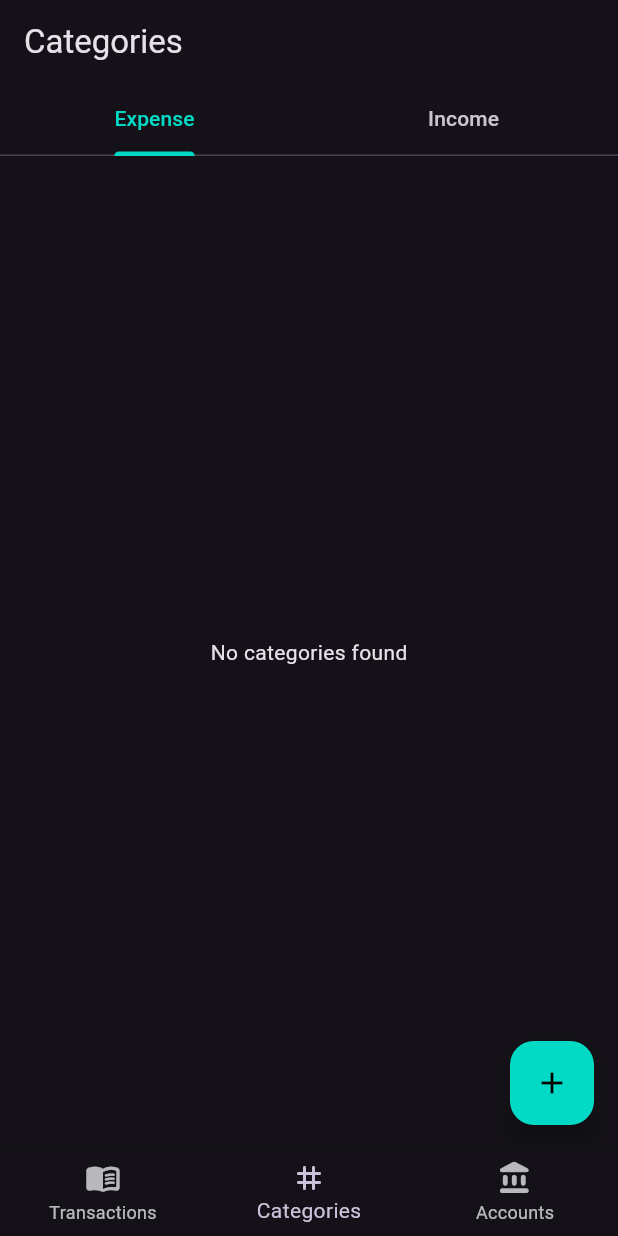
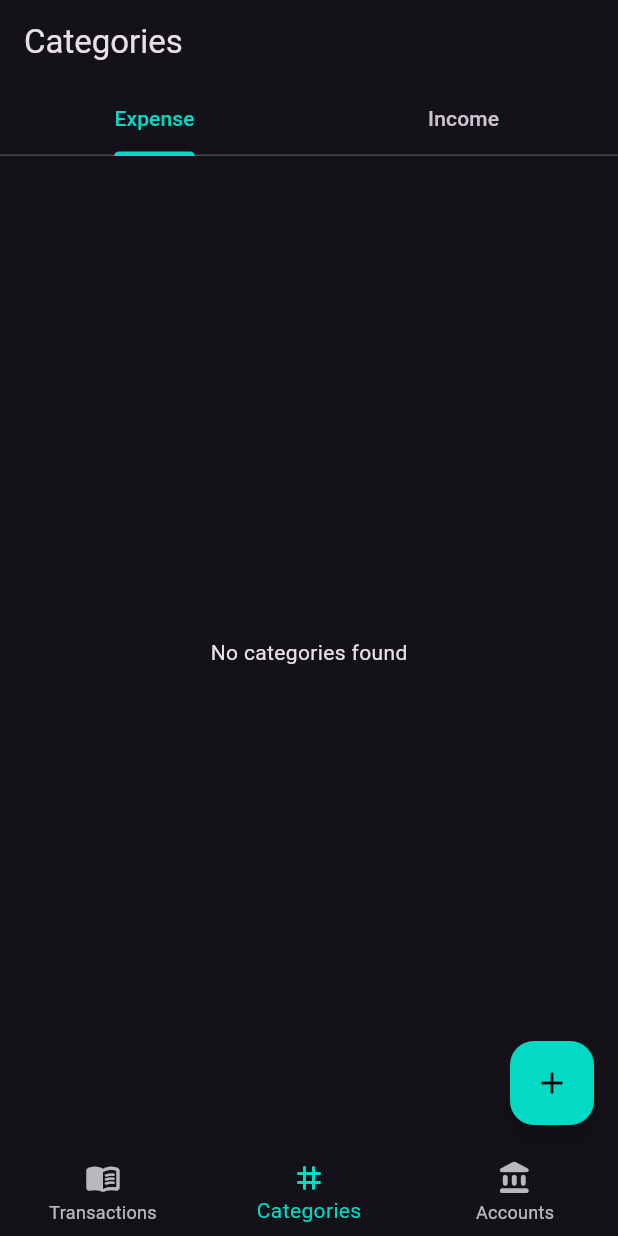
Before and after one commit to nullhandler/vase, a Flutter app: the screen it shows after launch, item 2 of the bottom bar chosen, on a phone screen of 412 x 824 dp. Run offline on Flutter 3.47's test engine with Material 2 defaults, Android fonts, the phone set to English and light mode, and no system bars; our stand-ins replace get, sqflite; accounts and stored records are empty.

Commit message:
Theme changes and fixes

```diff
--- /dev/null
+++ b/lib/colors.dart
@@ -0,0 +1,6 @@
+import 'package:flutter/material.dart';
+
+class AppColors {
+  static const accentColor = Color(0xff03dac6);
+  static const darkGreyColor = Color(0xff1c1b1f);
+}
--- a/lib/main.dart
+++ b/lib/main.dart
@@ -3,6 +3,9 @@ import 'package:get/get.dart';
 import 'package:vase/controllers/db_controller.dart';
 import 'package:vase/enums.dart';
 import 'package:vase/screens/home/home_screen.dart';
+import 'package:vase/widgets/wrapper.dart';
+
+import 'colors.dart';
 
 void main() {
   runApp(const MyApp());
@@ -14,9 +17,10 @@ class MyApp extends StatelessWidget {
   @override
   Widget build(BuildContext context) {
     return GetMaterialApp(
+      debugShowCheckedModeBanner: false,
       theme: ThemeData.dark(useMaterial3: true).copyWith(
         colorScheme: ThemeData.dark(useMaterial3: true).colorScheme.copyWith(
-              primary: const Color(0xff03dac6),
+              primary: AppColors.accentColor,
             ),
       ),
       title: 'Vase',
@@ -32,7 +36,7 @@ class MyApp extends StatelessWidget {
                 child: CircularProgressIndicator(),
               );
             }
-            return const HomeScreen();
+            return themeWrapper(child: const HomeScreen());
           });
         },
         dispose: (dbController) {
--- a/lib/screens/accounts/accounts_screen.dart
+++ b/lib/screens/accounts/accounts_screen.dart
@@ -2,6 +2,7 @@ import 'package:flutter/material.dart';
 import 'package:get/get.dart';
 import 'package:vase/controllers/db_controller.dart';
 import 'package:vase/screens/accounts/accounts_controller.dart';
+import 'package:vase/widgets/wrapper.dart';
 
 import '../widgets/fab.dart';
 import 'accounts_model.dart';
@@ -13,7 +14,8 @@ class AccountsScreen extends StatelessWidget {
 
   @override
   Widget build(BuildContext context) {
-    return Scaffold(
+    return themeWrapper(
+      child: Scaffold(
         body: GetBuilder<AccountsController>(
           init: AccountsController(),
           builder: (GetxController controller) {
@@ -30,6 +32,7 @@ class AccountsScreen extends StatelessWidget {
         floatingActionButton: Fab(onTap: () {
           Get.to(NewAccount());
         }),
+      ),
     );
   }
 }
--- a/lib/screens/categories/categories.dart
+++ b/lib/screens/categories/categories.dart
@@ -4,13 +4,15 @@ import 'package:vase/screens/categories/add_categories_screen.dart';
 import 'package:vase/screens/categories/category_model.dart';
 import 'package:vase/screens/widgets/categories/category_list.dart';
 import 'package:vase/screens/widgets/fab.dart';
+import 'package:vase/widgets/wrapper.dart';
 
 class Categories extends StatelessWidget {
   const Categories({Key? key}) : super(key: key);
 
   @override
   Widget build(BuildContext context) {
-    return DefaultTabController(
+    return themeWrapper(
+      child: DefaultTabController(
         length: 2,
         child: Scaffold(
           appBar: AppBar(
@@ -42,6 +44,7 @@ class Categories extends StatelessWidget {
             },
           ),
         ),
+      ),
     );
   }
 }
--- a/lib/screens/home/home_screen.dart
+++ b/lib/screens/home/home_screen.dart
@@ -1,5 +1,6 @@
 import 'package:flutter/material.dart';
 import 'package:get/get.dart';
+import 'package:vase/colors.dart';
 import 'package:vase/enums.dart';
 import 'package:vase/screens/accounts/accounts_screen.dart';
 import 'package:vase/screens/home/home_controller.dart';
@@ -36,6 +37,7 @@ class _HomeScreenState extends State<HomeScreen> {
           bottomNavigationBar: Theme(
             data: Theme.of(context).copyWith(splashColor: Colors.transparent),
             child: BottomNavigationBar(
+              selectedItemColor: AppColors.accentColor,
               type: BottomNavigationBarType.fixed,
               // unselectedFontSize: 14,
               currentIndex: currentIndex,
--- a/lib/screens/transactions/transactions_screen.dart
+++ b/lib/screens/transactions/transactions_screen.dart
@@ -1,5 +1,6 @@
 import 'package:flutter/material.dart';
 import 'package:get/get.dart';
+import 'package:vase/widgets/wrapper.dart';
 
 import '../widgets/fab.dart';
 import 'new_transaction.dart';
@@ -11,7 +12,8 @@ class Transactions extends StatelessWidget {
 
   @override
   Widget build(BuildContext context) {
-    return Scaffold(
+    return themeWrapper(
+      child: Scaffold(
         body: GetBuilder<TransController>(
           builder: (TransController controller) {
             return Obx(() {
@@ -25,8 +27,9 @@ class Transactions extends StatelessWidget {
           },
         ),
         floatingActionButton: Fab(onTap: () {
-        Get.to(NewTransaction());
+          Get.to(const NewTransaction());
         }),
+      ),
     );
   }
 }
--- a/lib/screens/widgets/fab.dart
+++ b/lib/screens/widgets/fab.dart
@@ -1,4 +1,5 @@
 import 'package:flutter/material.dart';
+import 'package:vase/colors.dart';
 
 class Fab extends StatelessWidget {
   const Fab({Key? key, required this.onTap}) : super(key: key);
@@ -7,7 +8,7 @@ class Fab extends StatelessWidget {
   @override
   Widget build(BuildContext context) {
     return FloatingActionButton(
-      backgroundColor: const Color(0xff03dac6),
+      backgroundColor: AppColors.accentColor,
       onPressed: onTap,
       tooltip: 'Increment',
       child: const Icon(
--- /dev/null
+++ b/lib/widgets/wrapper.dart
@@ -0,0 +1,14 @@
+import 'package:flutter/material.dart';
+import 'package:flutter/services.dart';
+import 'package:vase/colors.dart';
+
+Widget themeWrapper({required Widget child}) {
+  return AnnotatedRegion<SystemUiOverlayStyle>(
+      value: const SystemUiOverlayStyle(
+        statusBarBrightness: Brightness.dark,
+          statusBarColor: AppColors.darkGreyColor,
+          systemNavigationBarColor: AppColors.darkGreyColor,
+          systemNavigationBarIconBrightness: Brightness.light,
+          statusBarIconBrightness: Brightness.light),
+      child: child);
+}
```
Lines whose indentation alone changed are shown as unchanged.
